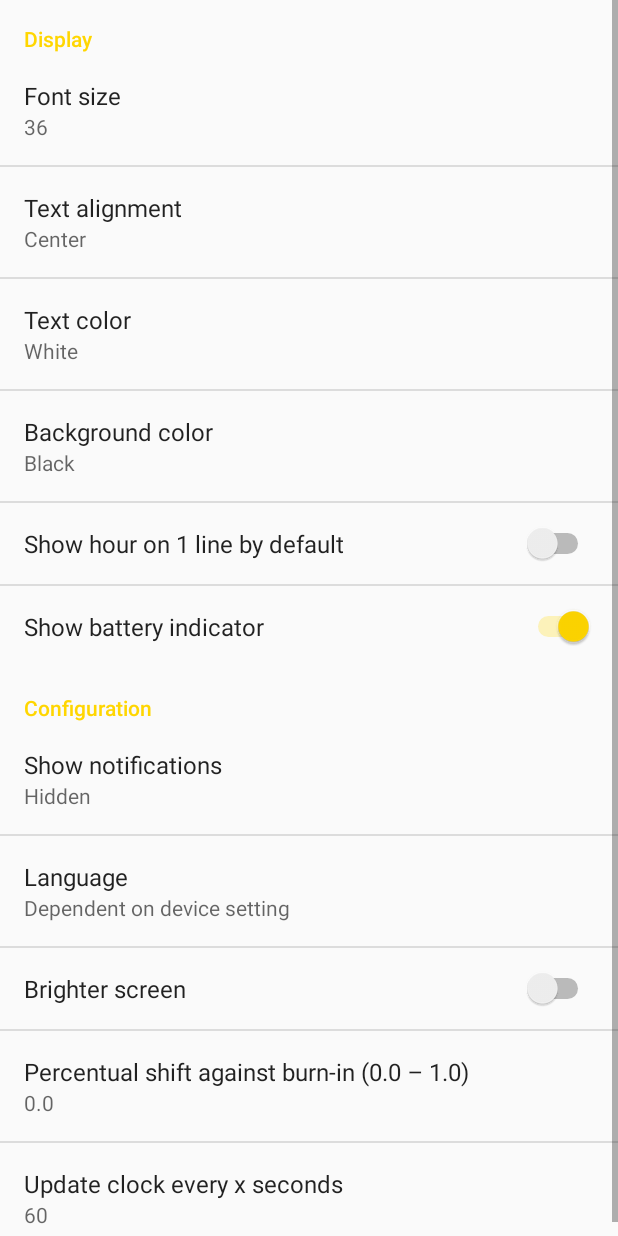
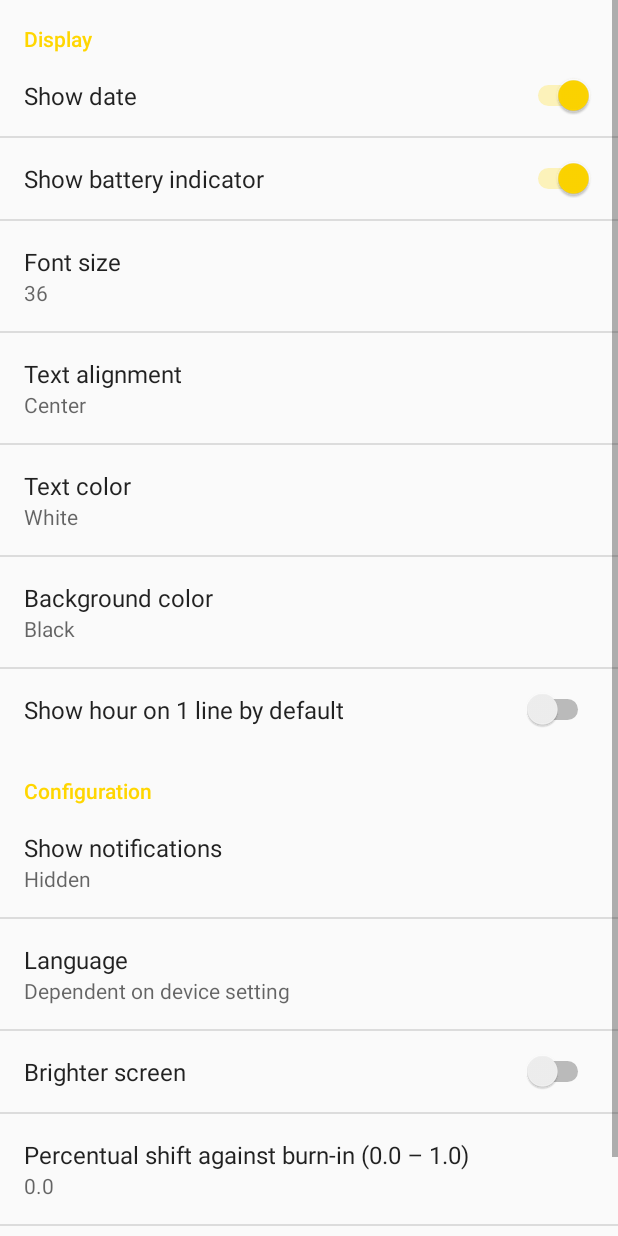
Before and after one commit to tuur29/fuzzyclock, an Android app: the DreamSettingsActivity screen opened directly, with no data from a screen before it, on a phone screen of 412 x 824 dp. Run offline under Robolectric (Android 15) with nearby library versions, the phone set to English and light mode, and no system bars.

Commit message:
Fix hiding of date #11

```diff
--- a/app/src/main/res/values/strings.xml
+++ b/app/src/main/res/values/strings.xml
@@ -20,6 +20,7 @@
     <string name="pref_title_brightScreen">Brighter screen</string>
     <string name="pref_title_notifState">Show notifications</string>
     <string name="pref_title_showBattery">Show battery indicator</string>
+    <string name="pref_title_showDate">Show date</string>
 
     <string name="msg_notificationaccess">You have to enable Notification Access for this feature to work</string>
 
--- a/app/src/main/res/xml/prefs.xml
+++ b/app/src/main/res/xml/prefs.xml
@@ -2,6 +2,16 @@
 <PreferenceScreen xmlns:android="http://schemas.android.com/apk/res/android">
 
     <PreferenceCategory android:title="@string/pref_category_display">
+
+        <SwitchPreference
+                android:key="showDate"
+                android:title="@string/pref_title_showDate"
+                android:defaultValue="true"/>
+
+        <SwitchPreference
+                android:key="showBattery"
+                android:title="@string/pref_title_showBattery"
+                android:defaultValue="true"/>
 
         <EditTextPreference
                 android:key="fontSize"
@@ -44,11 +54,6 @@
                 android:key="removeLineBreak"
                 android:title="@string/pref_title_removeLineBreak"
                 android:defaultValue="false"/>
-
-        <SwitchPreference
-                android:key="showBattery"
-                android:title="@string/pref_title_showBattery"
-                android:defaultValue="true"/>
 
     </PreferenceCategory>
 
```
Also changed, not shown: 1 other file.
